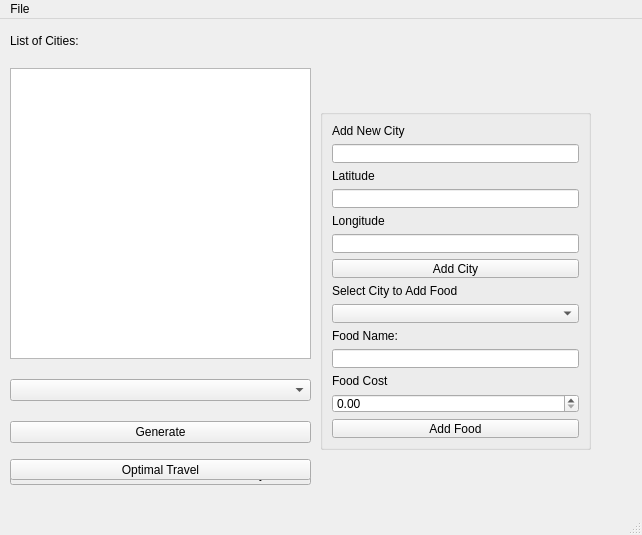
Qt form EuroTrip/mainwindow.ui (dal07065/European-Vacation) before a commit.
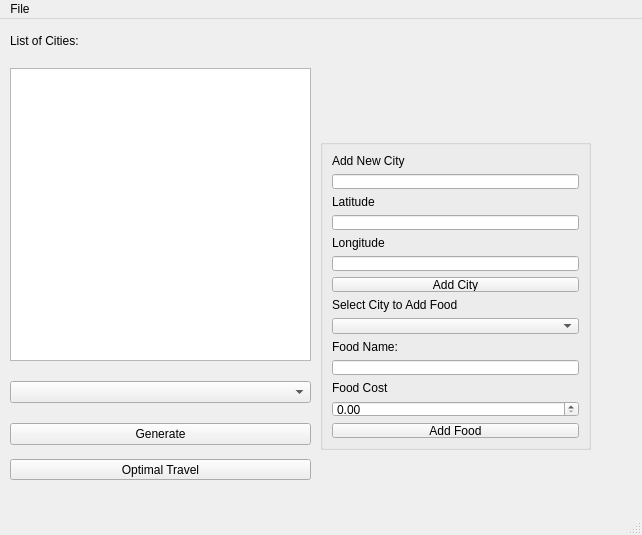
The same form after that commit.

Commit message: Revert "[Feat] Custom City Plan UI"

What changed in the file:
```diff
--- a/EuroTrip/mainwindow.ui
+++ b/EuroTrip/mainwindow.ui
@@ -20,7 +20,7 @@
       <x>10</x>
       <y>10</y>
       <width>301</width>
-      <height>461</height>
+      <height>421</height>
      </rect>
     </property>
     <layout class="QVBoxLayout" name="verticalLayout">
@@ -53,22 +53,15 @@
        </property>
       </widget>
      </item>
-     <item>
-      <widget class="QPushButton" name="customPlanButton">
-       <property name="text">
-        <string>Create Custom Plan With Selected City</string>
-       </property>
-      </widget>
-     </item>
     </layout>
    </widget>
    <widget class="QGroupBox" name="adminFuncs">
     <property name="geometry">
      <rect>
       <x>320</x>
-      <y>90</y>
+      <y>120</y>
       <width>271</width>
-      <height>341</height>
+      <height>311</height>
      </rect>
     </property>
     <layout class="QVBoxLayout" name="verticalLayout_2">
```
Left out of the diff: 1 changed line with no effect on the pictures. The commit also changes 30 other files.
